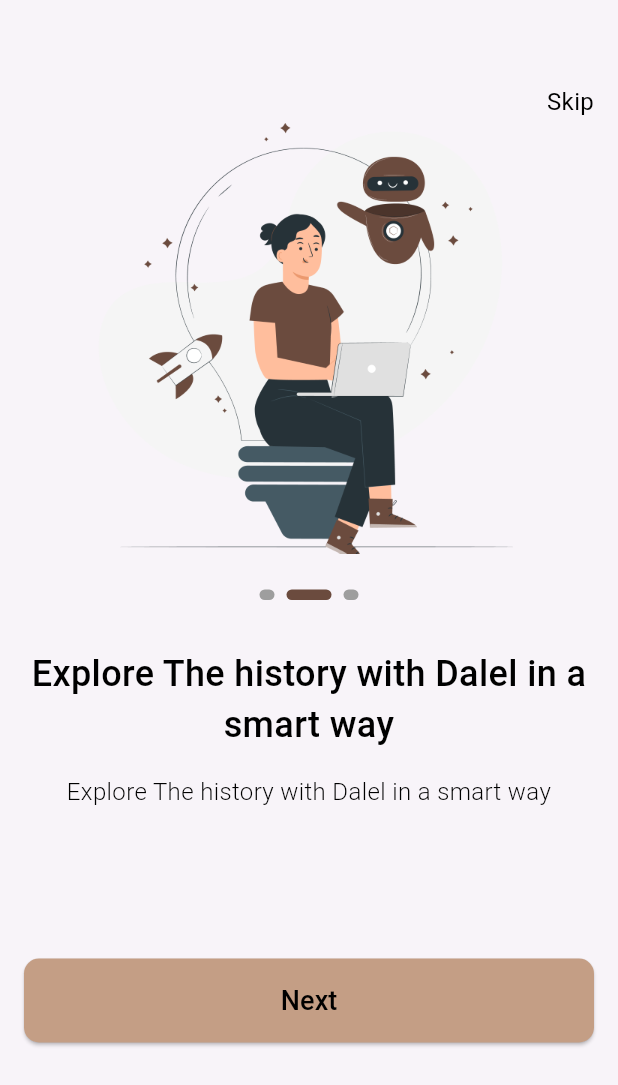
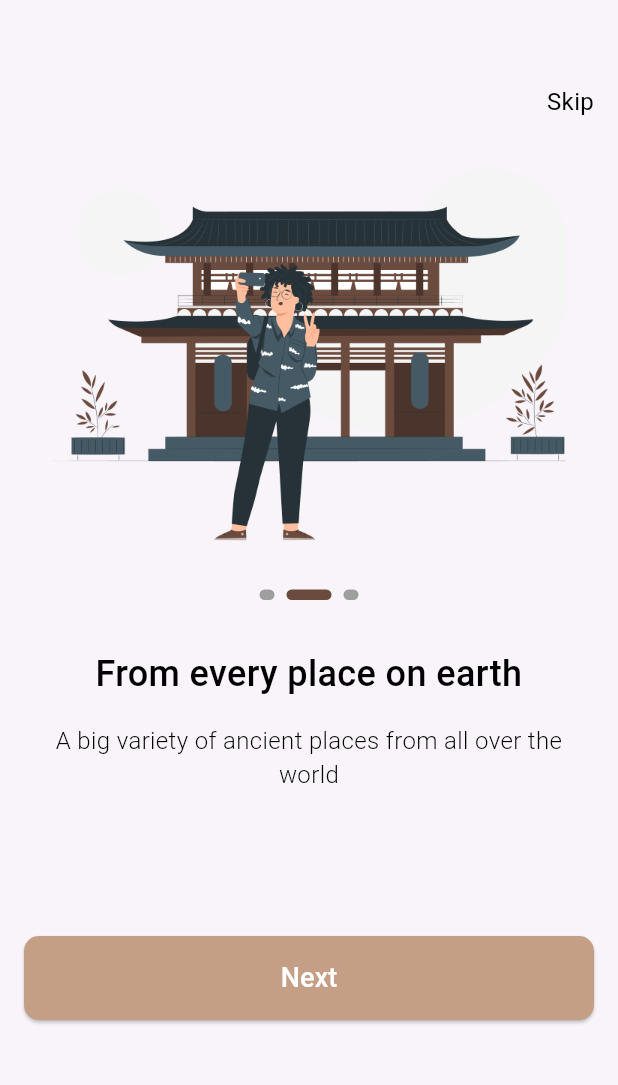
Before and after one commit to mennasayed19/dalel_app, a Flutter app: the screen it shows after launch, swiped to page 2, on a phone screen of 412 x 824 dp. Shown: the top 1085 px of the screen. Run offline on Flutter 3.47's test engine with Material 3 defaults, Android fonts, the phone set to English and light mode, and no system bars; drawn by our look-alikes of smooth_page_indicator; our stand-ins replace go_router; Roboto replaces fonts that are missing (Poppins).

Commit message:
on boarding

```diff
--- a/lib/core/routes/app_router.dart
+++ b/lib/core/routes/app_router.dart
@@ -1,3 +1,5 @@
+import 'package:dalel/feature/auth/presentation/views/login.dart';
+import 'package:dalel/feature/auth/presentation/views/signup.dart';
 import 'package:dalel/feature/on_boarding/presentation/view/on_boarding_view.dart';
 import 'package:dalel/feature/splash/presentaion/views/splash_view.dart';
 import 'package:go_router/go_router.dart';
@@ -6,5 +8,7 @@ final GoRouter router = GoRouter(
   routes: [
     GoRoute(path: "/", builder: (context, state) => const SplashView()),
     GoRoute(path: "/onBoarding", builder: (context, state) => OnBoardingView()),
+    GoRoute(path: "/signUp", builder: (context, state) => SignUpView()),
+    GoRoute(path: "/logIn", builder: (context, state) => LoginView()),
   ],
 );
--- a/lib/core/widgets/custombtn.dart
+++ b/lib/core/widgets/custombtn.dart
@@ -3,16 +3,22 @@ import 'package:dalel/core/utils/app_text_syle.dart';
 import 'package:flutter/material.dart';
 
 class CustomBtn extends StatelessWidget {
-  const CustomBtn({super.key, this.color, required this.text});
+  const CustomBtn({
+    super.key,
+    this.color,
+    required this.text,
+    required this.onPressed,
+  });
   final Color? color;
   final String text;
+  final Function() onPressed;
   @override
   Widget build(BuildContext context) {
     return SizedBox(
       width: double.infinity,
       height: 56,
       child: ElevatedButton(
-        onPressed: () {},
+        onPressed: onPressed,
         style: ElevatedButton.styleFrom(
           backgroundColor: color ?? AppColors.primaryColor,
           shape: RoundedRectangleBorder(
@@ -21,7 +27,11 @@ class CustomBtn extends StatelessWidget {
         ),
         child: Text(
           text,
-          style: CustomTextStyles.poppins500style24.copyWith(fontSize: 18),
+
+          style: CustomTextStyles.poppins500style24.copyWith(
+            fontSize: 18,
+            color: Colors.white,
+          ),
         ),
       ),
     );
--- /dev/null
+++ b/lib/feature/auth/presentation/views/login.dart
@@ -0,0 +1,10 @@
+import 'package:flutter/material.dart';
+
+class LoginView extends StatelessWidget {
+  const LoginView({super.key});
+
+  @override
+  Widget build(BuildContext context) {
+    return Scaffold();
+  }
+}
--- /dev/null
+++ b/lib/feature/auth/presentation/views/signup.dart
@@ -0,0 +1,11 @@
+import 'package:flutter/material.dart';
+import 'package:flutter/widgets.dart';
+
+class SignUpView extends StatelessWidget {
+  const SignUpView({super.key});
+
+  @override
+  Widget build(BuildContext context) {
+    return Scaffold();
+  }
+}
--- a/lib/feature/on_boarding/presentation/view/on_boarding_view.dart
+++ b/lib/feature/on_boarding/presentation/view/on_boarding_view.dart
@@ -1,6 +1,5 @@
-import 'package:dalel/core/utils/app_strings.dart';
-import 'package:dalel/core/widgets/custombtn.dart';
 import 'package:dalel/feature/on_boarding/presentation/view/widget/button_nav.dart';
+import 'package:dalel/feature/on_boarding/presentation/view/widget/getbuttons.dart';
 import 'package:dalel/feature/on_boarding/presentation/view/widget/on_boarding_widget_body.dart';
 import 'package:flutter/material.dart';
 
@@ -12,6 +11,8 @@ class OnBoardingView extends StatefulWidget {
 }
 
 class _OnBoardingViewState extends State<OnBoardingView> {
+  final PageController _controller = PageController(initialPage: 0);
+  int currentIndex = 0;
   @override
   Widget build(BuildContext context) {
     return SafeArea(
@@ -19,12 +20,19 @@ class _OnBoardingViewState extends State<OnBoardingView> {
         body: Padding(
           padding: const EdgeInsets.symmetric(horizontal: 16, vertical: 16),
           child: ListView(
+            physics: BouncingScrollPhysics(),
             children: [
               SizedBox(height: 40),
               ButtonNav(),
-              OnBoardingWidgetBody(),
-              SizedBox(height: 60),
-              CustomBtn(text: AppStrings.next),
+              OnBoardingWidgetBody(
+                controller: _controller,
+                onPageChanged: (index) {
+                  setState(() {});
+                  currentIndex = index;
+                },
+              ),
+              SizedBox(height: 45),
+              Getbuttons(currentIndex: currentIndex, controller: _controller),
               SizedBox(height: 17),
             ],
           ),
--- a/lib/feature/on_boarding/presentation/view/widget/button_nav.dart
+++ b/lib/feature/on_boarding/presentation/view/widget/button_nav.dart
@@ -1,3 +1,4 @@
+import 'package:dalel/core/functions/navigation.dart';
 import 'package:dalel/core/utils/app_strings.dart';
 import 'package:dalel/core/utils/app_text_syle.dart';
 import 'package:flutter/material.dart';
@@ -7,12 +8,17 @@ class ButtonNav extends StatelessWidget {
 
   @override
   Widget build(BuildContext context) {
-    return Align(
-      alignment: Alignment.centerRight,
-      child: Text(
-        AppStrings.skip,
-        style: CustomTextStyles.poppins300style16.copyWith(
-          fontWeight: FontWeight.w400,
+    return GestureDetector(
+      onTap: () {
+        customReplacementNavigate(context, "/signUp");
+      },
+      child: Align(
+        alignment: Alignment.centerRight,
+        child: Text(
+          AppStrings.skip,
+          style: CustomTextStyles.poppins300style16.copyWith(
+            fontWeight: FontWeight.w400,
+          ),
         ),
       ),
     );
--- /dev/null
+++ b/lib/feature/on_boarding/presentation/view/widget/getbuttons.dart
@@ -0,0 +1,53 @@
+import 'package:dalel/core/functions/navigation.dart';
+import 'package:dalel/core/utils/app_strings.dart';
+import 'package:dalel/core/utils/app_text_syle.dart';
+import 'package:dalel/core/widgets/custombtn.dart';
+import 'package:dalel/feature/on_boarding/data/models/on_boarding_model.dart';
+import 'package:flutter/widgets.dart';
+
+class Getbuttons extends StatelessWidget {
+  const Getbuttons({
+    super.key,
+    required this.currentIndex,
+    required this.controller,
+  });
+  final int currentIndex;
+  final PageController controller;
+  @override
+  Widget build(BuildContext context) {
+    if (currentIndex == onBoardingData.length - 1) {
+      return Column(
+        children: [
+          CustomBtn(
+            text: AppStrings.createAccount,
+            onPressed: () {
+              customReplacementNavigate(context, "/signUp");
+            },
+          ),
+          SizedBox(height: 5),
+          GestureDetector(
+            onTap: () {
+              customReplacementNavigate(context, "/logIn");
+            },
+            child: Text(
+              AppStrings.loginNow,
+              style: CustomTextStyles.poppins300style16.copyWith(
+                fontWeight: FontWeight.w400,
+              ),
+            ),
+          ),
+        ],
+      );
+    } else {
+      return CustomBtn(
+        text: AppStrings.next,
+        onPressed: () {
+          controller.nextPage(
+            duration: Duration(microseconds: 200),
+            curve: Curves.bounceIn,
+          );
+        },
+      );
+    }
+  }
+}
--- a/lib/feature/on_boarding/presentation/view/widget/on_boarding_widget_body.dart
+++ b/lib/feature/on_boarding/presentation/view/widget/on_boarding_widget_body.dart
@@ -1,21 +1,25 @@
-import 'package:dalel/core/utils/app_assets.dart';
 import 'package:dalel/core/utils/app_text_syle.dart';
+import 'package:dalel/feature/on_boarding/data/models/on_boarding_model.dart';
 import 'package:dalel/feature/on_boarding/presentation/view/widget/smooth_page_indicator.dart';
 import 'package:flutter/material.dart';
 
 class OnBoardingWidgetBody extends StatelessWidget {
-  OnBoardingWidgetBody({super.key});
-  final PageController _controller = PageController();
-
+  OnBoardingWidgetBody({
+    super.key,
+    required this.controller,
+    this.onPageChanged,
+  });
+  final PageController controller;
+  final Function(int)? onPageChanged;
   @override
   Widget build(BuildContext context) {
     return SizedBox(
       height: 500,
       child: PageView.builder(
         physics: BouncingScrollPhysics(),
-
-        controller: _controller,
-        itemCount: 3,
+        onPageChanged: onPageChanged,
+        controller: controller,
+        itemCount: onBoardingData.length,
         itemBuilder: (context, index) {
           return Column(
             children: [
@@ -24,16 +28,16 @@ class OnBoardingWidgetBody extends StatelessWidget {
                 width: 343,
                 decoration: BoxDecoration(
                   image: DecorationImage(
-                    image: AssetImage(Assets.imagesOnBoarding),
+                    image: AssetImage(onBoardingData[index].imagePath),
                     fit: BoxFit.cover,
                   ),
                 ),
               ),
               SizedBox(height: 24),
-              CustomSmoothPageIndicator(controller: _controller),
+              CustomSmoothPageIndicator(controller: controller),
               SizedBox(height: 32),
               Text(
-                "Explore The history with Dalel in a smart way",
+                onBoardingData[index].title,
                 style: CustomTextStyles.poppins500style24,
                 textAlign: TextAlign.center,
                 maxLines: 2,
@@ -41,7 +45,7 @@ class OnBoardingWidgetBody extends StatelessWidget {
               ),
               SizedBox(height: 16),
               Text(
-                "Explore The history with Dalel in a smart way",
+                onBoardingData[index].subTitle,
                 style: CustomTextStyles.poppins300style16,
                 textAlign: TextAlign.center,
               ),
```
